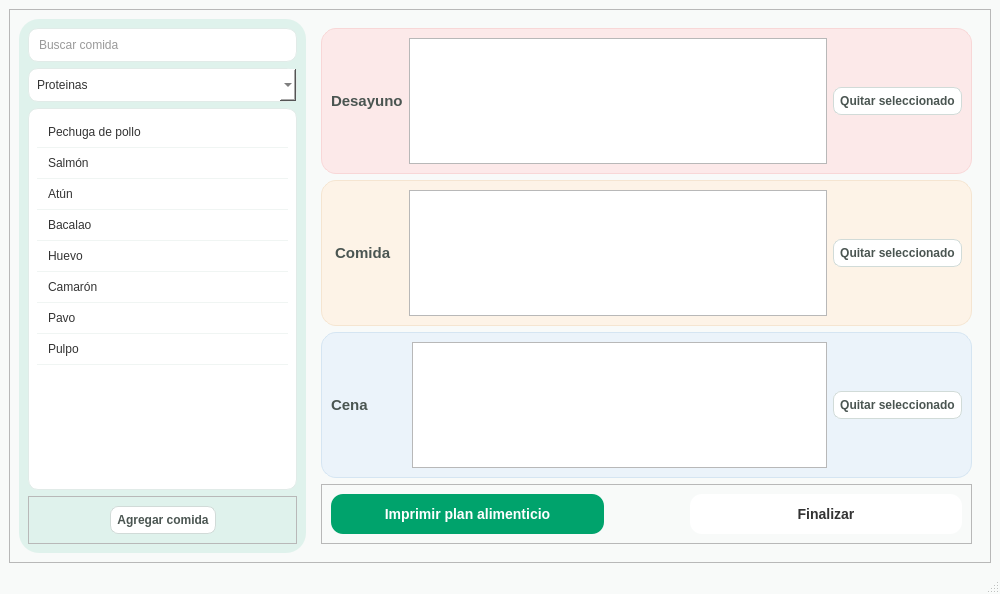
Old version of the form views/receta.ui in the repository marcoaguilera2005maac-svg/planesAlimenticios.
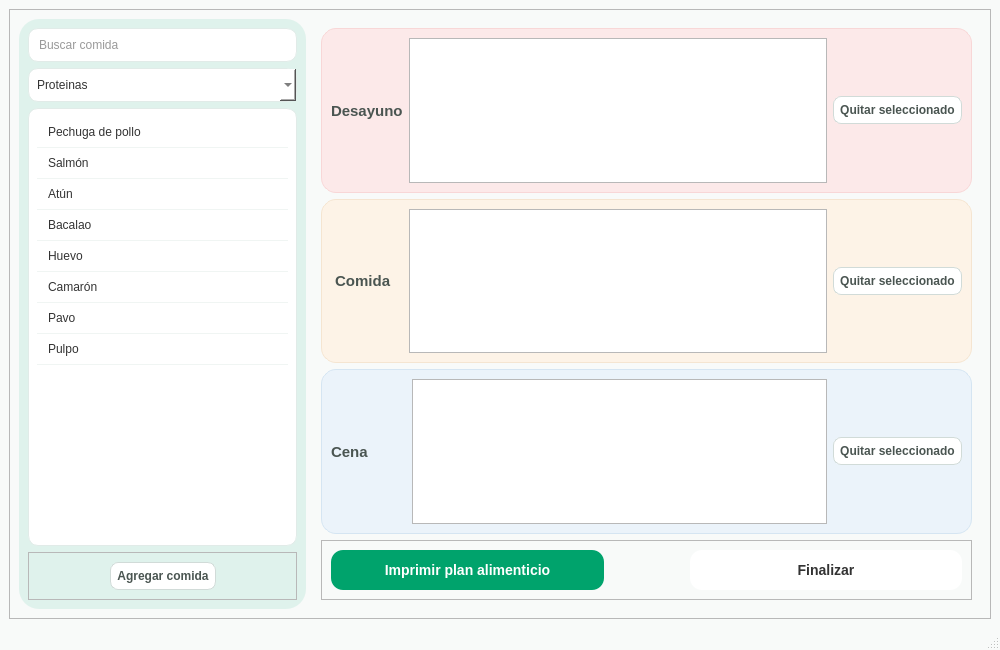
New version of the form.

Diff of the .ui file:
```diff
--- a/views/receta.ui
+++ b/views/receta.ui
@@ -7,7 +7,7 @@
     <x>0</x>
     <y>0</y>
     <width>1000</width>
-    <height>594</height>
+    <height>650</height>
    </rect>
   </property>
   <property name="windowTitle">
```
